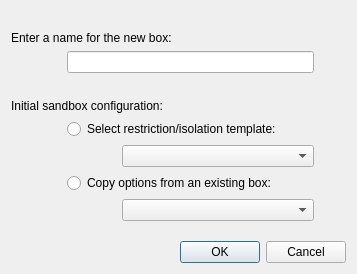
Old version of the form SandboxiePlus/SandMan/Forms/NewBoxWindow.ui in the repository sandboxie-plus/Sandboxie.
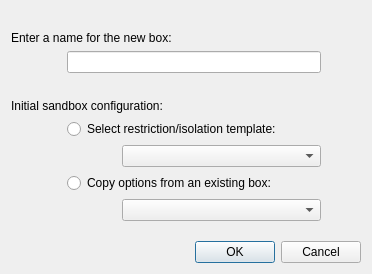
New version of the form.

```diff
--- a/SandboxiePlus/SandMan/Forms/NewBoxWindow.ui
+++ b/SandboxiePlus/SandMan/Forms/NewBoxWindow.ui
@@ -6,7 +6,7 @@
    <rect>
     <x>0</x>
     <y>0</y>
-    <width>357</width>
+    <width>372</width>
     <height>274</height>
    </rect>
   </property>
```
